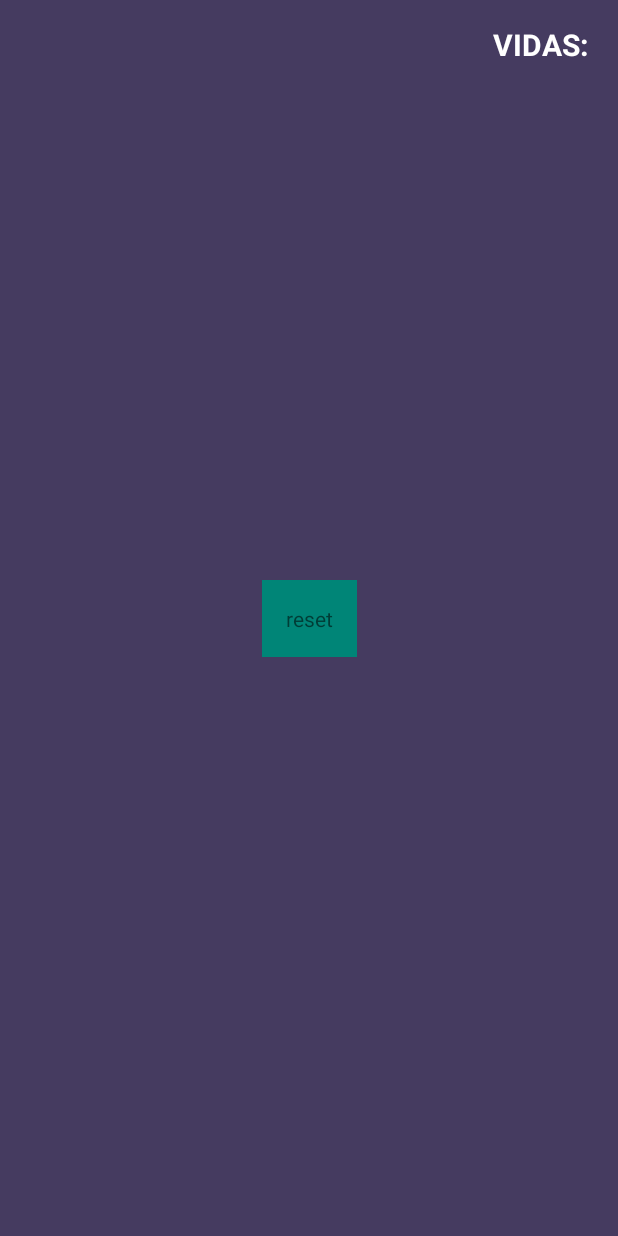
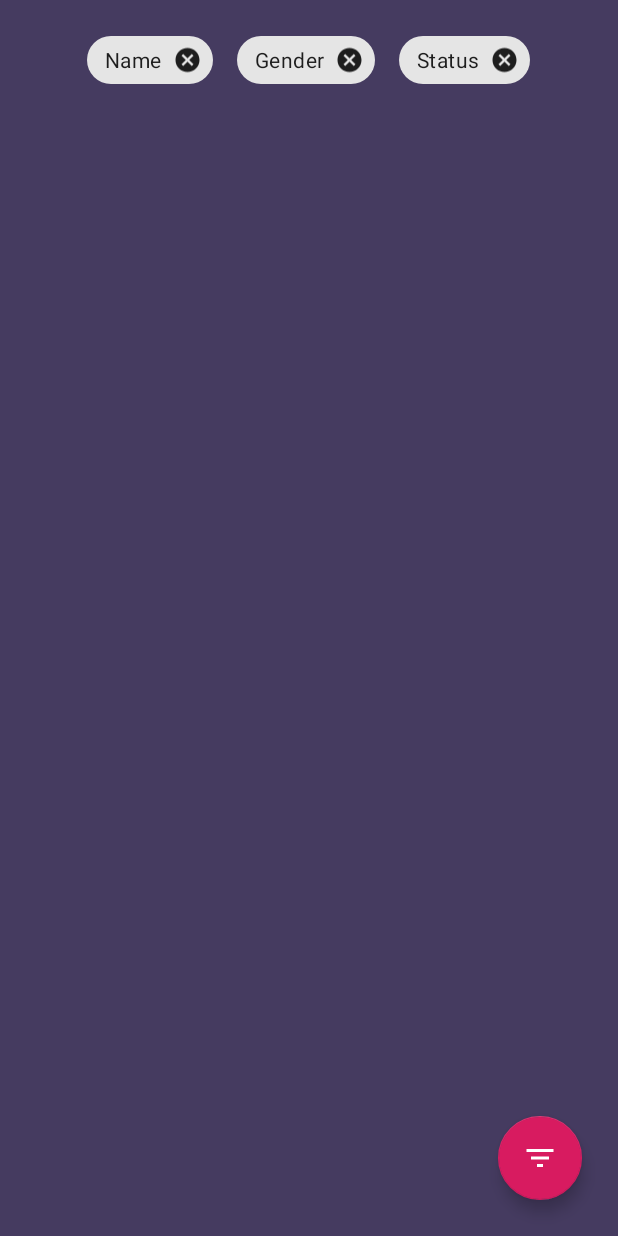
Before and after one commit to jmartinez360/rick-and-morty-dead-or-alive, an Android app: the layout activity_main.xml on its own in the app's theme, with its tools: preview values and no code run, on a phone screen of 412 x 824 dp. Run offline under Robolectric (Android 15) with nearby library versions, the phone set to English and light mode, and no system bars.

```diff
--- a/app/build.gradle
+++ b/app/build.gradle
@@ -9,7 +9,7 @@ android {
     compileSdkVersion 28
     defaultConfig {
         applicationId "com.dev.rickandmortydeadoralive"
-        minSdkVersion 21
+        minSdkVersion 26
         targetSdkVersion 28
         versionCode 1
         versionName "1.0"
@@ -64,6 +64,7 @@ dependencies {
     implementation "org.jetbrains.kotlinx:kotlinx-coroutines-core:1.2.1"
     implementation "org.jetbrains.kotlinx:kotlinx-coroutines-android:1.2.1"
     implementation 'com.facebook.fresco:fresco:2.0.0'
+    implementation 'com.google.android.material:material:1.0.0'
 
 }
 
--- a/app/src/main/AndroidManifest.xml
+++ b/app/src/main/AndroidManifest.xml
@@ -9,7 +9,7 @@
             android:name=".App"
             android:allowBackup="true"
             android:icon="@mipmap/ic_launcher"
-            android:label="@string/app_name"
+            android:label="Rick and morty"
             android:roundIcon="@mipmap/ic_launcher_round"
             android:supportsRtl="true"
             android:theme="@style/AppTheme">
@@ -17,7 +17,7 @@
         </activity>
         <activity
                 android:name=".ui.activities.MainActivity"
-                android:theme="@style/Theme.AppCompat.NoActionBar">
+                android:theme="@style/Theme.MaterialComponents.NoActionBar">
             <intent-filter>
                 <action android:name="android.intent.action.MAIN"/>
 
--- /dev/null
+++ b/app/src/main/res/drawable/ic_filter_list_black_24dp.xml
@@ -0,0 +1,5 @@
+<vector android:height="24dp" android:tint="#FFFFFF"
+    android:viewportHeight="24.0" android:viewportWidth="24.0"
+    android:width="24dp" xmlns:android="http://schemas.android.com/apk/res/android">
+    <path android:fillColor="#FF000000" android:pathData="M10,18h4v-2h-4v2zM3,6v2h18L21,6L3,6zM6,13h12v-2L6,11v2z"/>
+</vector>
--- a/app/src/main/res/layout/activity_main.xml
+++ b/app/src/main/res/layout/activity_main.xml
@@ -2,8 +2,8 @@
 <androidx.constraintlayout.widget.ConstraintLayout
         xmlns:android="http://schemas.android.com/apk/res/android"
         xmlns:tools="http://schemas.android.com/tools"
-        android:layout_width="match_parent"
-        android:layout_height="match_parent" xmlns:app="http://schemas.android.com/apk/res-auto"
+        xmlns:app="http://schemas.android.com/apk/res-auto"
+        android:layout_width="match_parent" android:layout_height="match_parent"
         android:background="@color/deckBackground"
 
         tools:context=".ui.activities.MainActivity">
@@ -13,50 +13,44 @@
                 android:layout_width="match_parent"
                 android:layout_height="wrap_content"
                 android:orientation="horizontal"
-            android:gravity="end"
+                android:gravity="center"
+                android:padding="8dp"
                 app:layout_constraintTop_toTopOf="parent"
         >
 
-        <TextView
-                android:id="@+id/lifeCounter"
+            <com.google.android.material.chip.Chip
+                    android:id="@+id/nameFilterChip"
                     android:layout_width="wrap_content"
                     android:layout_height="wrap_content"
-                android:paddingBottom="16dp"
-                android:paddingTop="16dp"
-                android:textStyle="bold"
-                android:textColor="#ffffff"
-                android:textSize="20sp"
-                android:text="VIDAS:"
+                    android:text="Name"
+                    android:autoSizeMaxTextSize="30dp"
+                    app:closeIconEnabled="true"
+                    android:layout_margin="8dp"
             />
 
-        <TextView
+            <com.google.android.material.chip.Chip
+                    android:id="@+id/genderFilterChip"
                     android:layout_width="wrap_content"
                     android:layout_height="wrap_content"
-                android:paddingEnd="16dp"
-                android:paddingBottom="16dp"
-                android:paddingTop="16dp"
-                android:paddingStart="4dp"
-                android:textStyle="bold"
-                android:textColor="#ffffff"
-                android:textSize="20sp"
+                    android:text="Gender"
+                    app:closeIconEnabled="true"
+                    android:layout_margin="8dp"
+
+
+            />
+
+            <com.google.android.material.chip.Chip
+                    android:id="@+id/statusFilterChip"
+                    android:layout_width="wrap_content"
+                    android:layout_height="wrap_content"
+                    android:text="Status"
+                    app:closeIconEnabled="true"
+                    android:layout_margin="8dp"
+
             />
 
         </LinearLayout>
 
-    <TextView
-            android:id="@+id/reset"
-            android:padding="16dp"
-            android:layout_width="wrap_content"
-            android:layout_height="wrap_content"
-            android:layout_gravity="center"
-            android:clickable="true"
-            android:background="@color/colorPrimary"
-            app:layout_constraintBottom_toBottomOf="parent"
-            app:layout_constraintTop_toTopOf="parent"
-            app:layout_constraintLeft_toLeftOf="parent"
-            app:layout_constraintRight_toRightOf="parent"
-            android:text="reset"
-    />
     <androidx.recyclerview.widget.RecyclerView
             android:id="@+id/characterRecycler"
             android:layout_width="match_parent"
@@ -64,10 +58,18 @@
             app:layout_constraintTop_toBottomOf="@+id/gameInfoContainer"
             app:layout_constraintBottom_toBottomOf="parent"
     />
-
-
-
-
+    <com.google.android.material.floatingactionbutton.FloatingActionButton
+            android:id="@+id/floatingActionButton"
+            android:layout_width="wrap_content"
+            android:layout_height="wrap_content"
+            android:clickable="true"
+            android:layout_margin="24dp"
+            app:srcCompat="@color/colorPrimaryDark"
+            android:src="@drawable/ic_filter_list_black_24dp"
+            app:fabSize="auto"
+            app:layout_constraintBottom_toBottomOf="parent"
+            app:layout_constraintRight_toRightOf="parent"
+    />
 
 
 </androidx.constraintlayout.widget.ConstraintLayout>
```
Also changed, not shown: app/src/main/java/com/dev/rickandmortydeadoralive/ui/activities/MainActivity.kt (+27 -25 lines), app/src/main/java/com/dev/rickandmortydeadoralive/ui/presenters/CharactersViewModel.kt (+7 -3 lines). Lines whose indentation alone changed are shown as unchanged.
